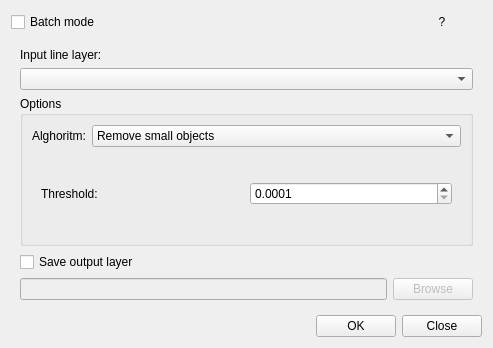
First picture: the form in ui_generalizer.ui, repository p0cisk/Generalizer, before the edit.
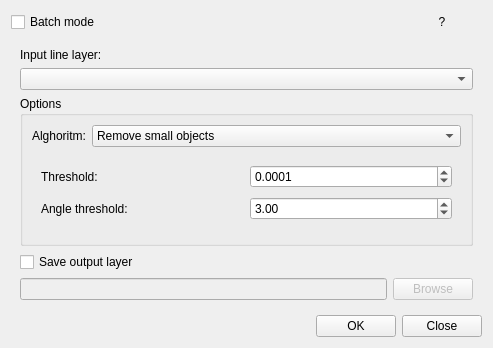
Second picture: the form after the edit. The open tabs and pages were chosen to show the change.

Commit message: Generalizer 0.3 release

The edit to the form file:
```diff
--- a/ui_generalizer.ui
+++ b/ui_generalizer.ui
@@ -225,6 +225,47 @@
               </item>
              </layout>
             </widget>
+            <widget class="QWidget" name="page_2">
+             <layout class="QGridLayout" name="gridLayout_4">
+              <item row="0" column="0">
+               <widget class="QLabel" name="label_7">
+                <property name="text">
+                 <string>Threshold:</string>
+                </property>
+               </widget>
+              </item>
+              <item row="0" column="1">
+               <widget class="QDoubleSpinBox" name="sbJenks_thresh">
+                <property name="decimals">
+                 <number>4</number>
+                </property>
+                <property name="maximum">
+                 <double>9999999.999900000169873</double>
+                </property>
+                <property name="value">
+                 <double>0.000100000000000</double>
+                </property>
+               </widget>
+              </item>
+              <item row="1" column="0">
+               <widget class="QLabel" name="label_8">
+                <property name="text">
+                 <string>Angle threshold:</string>
+                </property>
+               </widget>
+              </item>
+              <item row="1" column="1">
+               <widget class="QDoubleSpinBox" name="sbJenks_angle">
+                <property name="maximum">
+                 <double>180.000000000000000</double>
+                </property>
+                <property name="value">
+                 <double>3.000000000000000</double>
+                </property>
+               </widget>
+              </item>
+             </layout>
+            </widget>
             <widget class="QWidget" name="page_13">
              <layout class="QGridLayout" name="gridLayout_3">
               <item row="0" column="0">
```
Left out of the diff: 77 changed lines with no effect on the pictures. The commit also changes 9 other files.
